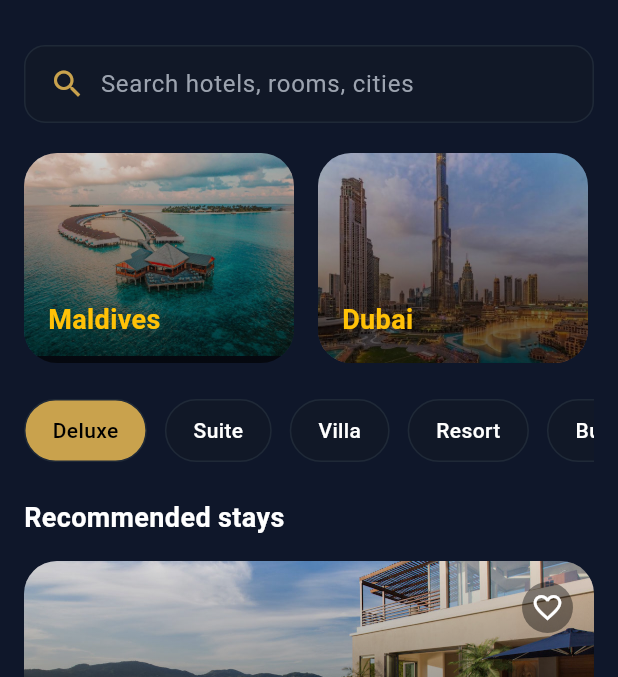
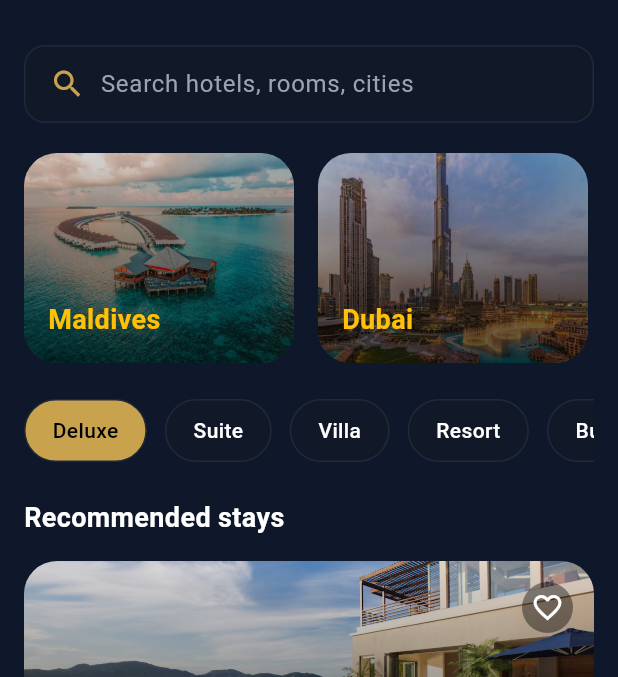
Before and after one commit to Vicky8061/Aurum_Stay, a Flutter app: the HomeScreen screen opened directly, on a phone screen of 412 x 824 dp, the part 63-740 px from its top. Run offline on Flutter 3.47's test engine with Material 3 defaults, Android fonts, the light colour scheme and no system bars; drawn by our look-alikes of shimmer.

Commit message:
Home Screen updated

```diff
--- a/lib/View/home_screen.dart
+++ b/lib/View/home_screen.dart
@@ -98,7 +98,7 @@ class _HomeScreenState extends State<HomeScreen> {
               child: ListView.separated(
                 scrollDirection: Axis.horizontal,
                 itemCount: roomTypes.length,
-                separatorBuilder: (_, __) => const SizedBox(width: 12),
+                separatorBuilder: (_, _) => const SizedBox(width: 12),
                 itemBuilder: (_, i) =>
                     RoomTypeChip(title: roomTypes[i], isSelected: i == 0),
               ),
--- a/lib/View/widget/destination_card.dart
+++ b/lib/View/widget/destination_card.dart
@@ -13,7 +13,7 @@ class DestinationCard extends StatelessWidget {
       borderRadius: BorderRadius.circular(22),
       child: Stack(
         children: [
-          Image.asset(image, width: 180, fit: BoxFit.cover),
+          Image.asset(image, width: 180, height: 140, fit: BoxFit.cover),
           Container(
             width: 180,
             decoration: BoxDecoration(
```
